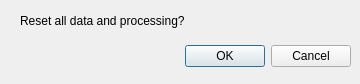
First picture: the form in gui/reset_question.ui, repository syncope/adapt, before the edit.
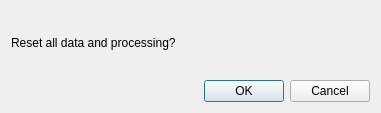
Second picture: the form after the edit.

Commit message: Jans' tip: lay out the ui forms "in a grid" -- and magically they will adjust according to their size

```diff
--- a/gui/reset_question.ui
+++ b/gui/reset_question.ui
@@ -6,22 +6,23 @@
    <rect>
     <x>0</x>
     <y>0</y>
-    <width>360</width>
-    <height>84</height>
+    <width>381</width>
+    <height>113</height>
    </rect>
   </property>
   <property name="windowTitle">
    <string>Dialog</string>
   </property>
+  <layout class="QGridLayout" name="gridLayout">
+   <item row="0" column="0">
+    <widget class="QLabel" name="label">
+     <property name="text">
+      <string>Reset all data and processing?</string>
+     </property>
+    </widget>
+   </item>
+   <item row="1" column="0">
   <widget class="QDialogButtonBox" name="buttonBox">
-   <property name="geometry">
-    <rect>
-     <x>10</x>
-     <y>40</y>
-     <width>341</width>
-     <height>32</height>
-    </rect>
-   </property>
    <property name="orientation">
     <enum>Qt::Horizontal</enum>
    </property>
@@ -29,19 +30,8 @@
     <set>QDialogButtonBox::Cancel|QDialogButtonBox::Ok</set>
    </property>
   </widget>
-  <widget class="QLabel" name="label">
-   <property name="geometry">
-    <rect>
-     <x>20</x>
-     <y>0</y>
-     <width>311</width>
-     <height>41</height>
-    </rect>
-   </property>
-   <property name="text">
-    <string>Reset all data and processing?</string>
-   </property>
-  </widget>
+   </item>
+  </layout>
  </widget>
  <resources/>
  <connections>
```
Lines whose indentation alone changed are shown as unchanged. The commit also changes 4 other files.
